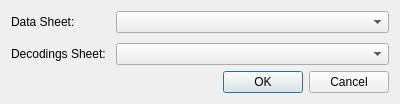
Above: src/qtui/1.InputDialog.ui from AgroClimaticTools/TabulateQR before the change. Below: the same form after it.
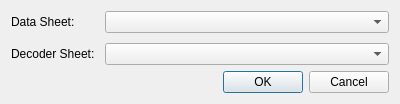
That is the form after the change.

```diff
--- a/src/qtui/1.InputDialog.ui
+++ b/src/qtui/1.InputDialog.ui
@@ -35,7 +35,7 @@
      <item row="1" column="0">
       <widget class="QLabel" name="decodesheet_lbl_1">
        <property name="text">
-        <string>Decodings Sheet:</string>
+        <string>Decoder Sheet:</string>
        </property>
       </widget>
      </item>
```
